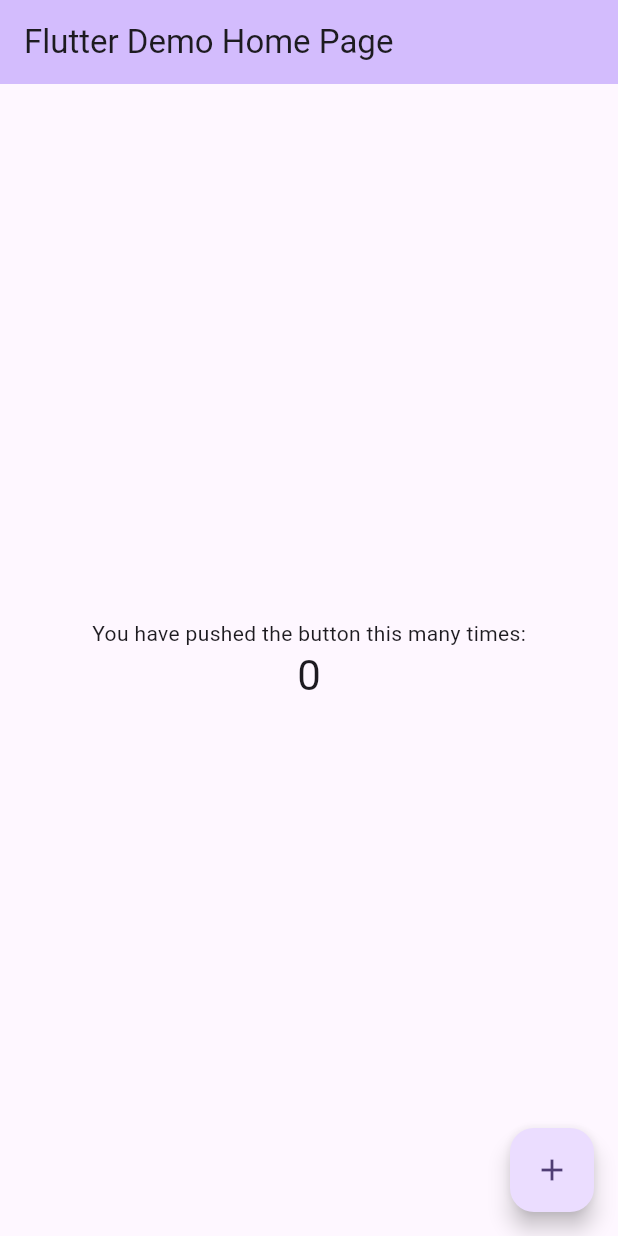
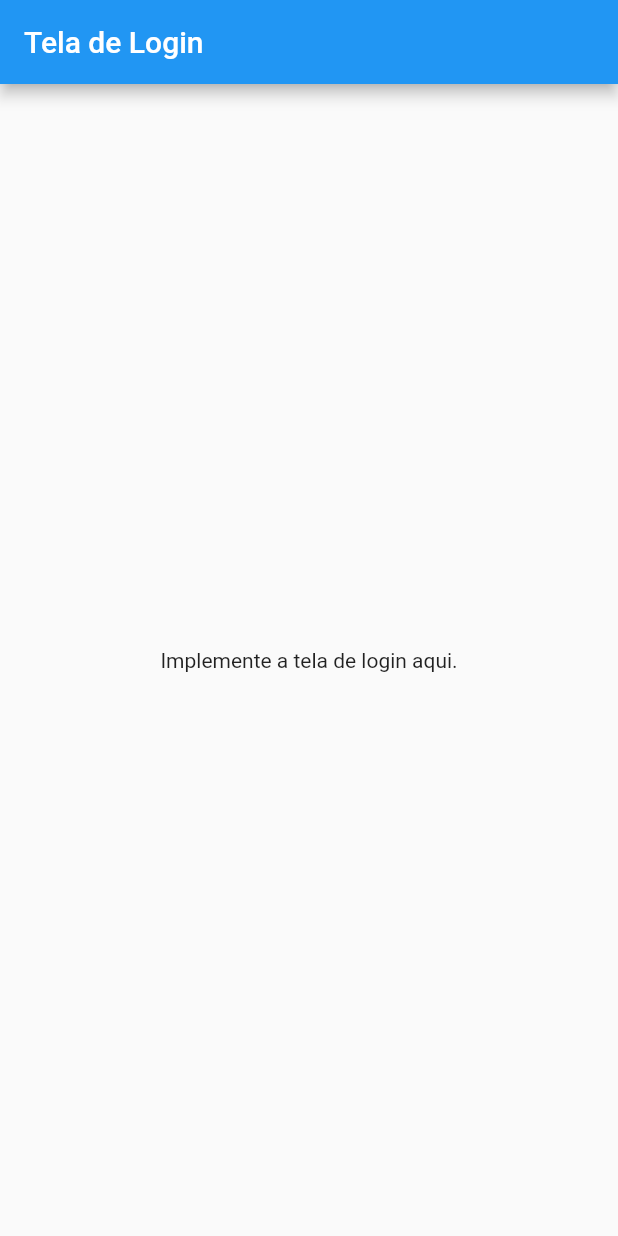
Before and after one commit to danilopinhodealmeida/planner, a Flutter app: the screen it shows after launch, on a phone screen of 412 x 824 dp. Run offline on Flutter 3.47's test engine with Material 2 defaults, Android fonts, the phone set to English and light mode, and no system bars; our stand-ins replace flutter_secure_storage.

Commit message:
sem compilar

```diff
--- /dev/null
+++ b/lib/login_screen.dart
@@ -0,0 +1,75 @@
+import 'package:flutter/material.dart';
+import 'package:flutter_secure_storage/flutter_secure_storage.dart';
+
+class LoginScreen extends StatefulWidget {
+  @override
+  _LoginScreenState createState() => _LoginScreenState();
+}
+
+class _LoginScreenState extends State<LoginScreen> {
+  final _storage = FlutterSecureStorage();
+  final _loginController = TextEditingController();
+  final _passwordController = TextEditingController();
+
+  void _login() async {
+    final login = _loginController.text;
+    final password = _passwordController.text;
+
+    // Você pode adicionar a lógica de autenticação aqui.
+    // Por enquanto, apenas exibiremos os valores digitados.
+    print('Login: $login');
+    print('Senha: $password');
+  }
+
+  @override
+  Widget build(BuildContext context) {
+    return Scaffold(
+      body: Stack(
+        children: [
+          // Imagem de fundo
+          Image.asset(
+            'assets/Authentication-bro.png',  // Substitua pelo caminho da sua imagem
+            fit: BoxFit.cover,
+            width: double.infinity,
+            height: double.infinity,
+          ),
+          Center(
+            child: Padding(
+              padding: const EdgeInsets.all(16.0),
+              child: Card(
+                elevation: 4.0,
+                child: Padding(
+                  padding: const EdgeInsets.all(16.0),
+                  child: Column(
+                    mainAxisSize: MainAxisSize.min,
+                    children: [
+                      TextField(
+                        controller: _loginController,
+                        decoration: InputDecoration(
+                          labelText: 'Login',
+                        ),
+                      ),
+                      SizedBox(height: 16.0),
+                      TextField(
+                        controller: _passwordController,
+                        obscureText: true,
+                        decoration: InputDecoration(
+                          labelText: 'Senha',
+                        ),
+                      ),
+                      SizedBox(height: 24.0),
+                      ElevatedButton(
+                        onPressed: _login,
+                        child: Text('Entrar'),
+                      ),
+                    ],
+                  ),
+                ),
+              ),
+            ),
+          ),
+        ],
+      ),
+    );
+  }
+}
--- a/lib/main.dart
+++ b/lib/main.dart
@@ -1,125 +1,36 @@
 import 'package:flutter/material.dart';
+//import 'login_screen.dart';
 
 void main() {
-  runApp(const MyApp());
+  runApp(MyApp());
 }
 
 class MyApp extends StatelessWidget {
-  const MyApp({super.key});
-
-  // This widget is the root of your application.
   @override
   Widget build(BuildContext context) {
     return MaterialApp(
-      title: 'Flutter Demo',
-      theme: ThemeData(
-        // This is the theme of your application.
-        //
-        // TRY THIS: Try running your application with "flutter run". You'll see
-        // the application has a blue toolbar. Then, without quitting the app,
-        // try changing the seedColor in the colorScheme below to Colors.green
-        // and then invoke "hot reload" (save your changes or press the "hot
-        // reload" button in a Flutter-supported IDE, or press "r" if you used
-        // the command line to start the app).
-        //
-        // Notice that the counter didn't reset back to zero; the application
-        // state is not lost during the reload. To reset the state, use hot
-        // restart instead.
-        //
-        // This works for code too, not just values: Most code changes can be
-        // tested with just a hot reload.
-        colorScheme: ColorScheme.fromSeed(seedColor: Colors.deepPurple),
-        useMaterial3: true,
-      ),
-      home: const MyHomePage(title: 'Flutter Demo Home Page'),
+      title: 'Meu App',
+      home: LoginScreen(), // Tela de login como tela inicial
     );
   }
 }
 
-class MyHomePage extends StatefulWidget {
-  const MyHomePage({super.key, required this.title});
-
-  // This widget is the home page of your application. It is stateful, meaning
-  // that it has a State object (defined below) that contains fields that affect
-  // how it looks.
-
-  // This class is the configuration for the state. It holds the values (in this
-  // case the title) provided by the parent (in this case the App widget) and
-  // used by the build method of the State. Fields in a Widget subclass are
-  // always marked "final".
-
-  final String title;
-
+class LoginScreen extends StatefulWidget {
   @override
-  State<MyHomePage> createState() => _MyHomePageState();
+  _LoginScreenState createState() => _LoginScreenState();
 }
 
-class _MyHomePageState extends State<MyHomePage> {
-  int _counter = 0;
-
-  void _incrementCounter() {
-    setState(() {
-      // This call to setState tells the Flutter framework that something has
-      // changed in this State, which causes it to rerun the build method below
-      // so that the display can reflect the updated values. If we changed
-      // _counter without calling setState(), then the build method would not be
-      // called again, and so nothing would appear to happen.
-      _counter++;
-    });
-  }
-
+class _LoginScreenState extends State<LoginScreen> {
+  // TODO: Adicione aqui a implementação da tela de login
   @override
   Widget build(BuildContext context) {
-    // This method is rerun every time setState is called, for instance as done
-    // by the _incrementCounter method above.
-    //
-    // The Flutter framework has been optimized to make rerunning build methods
-    // fast, so that you can just rebuild anything that needs updating rather
-    // than having to individually change instances of widgets.
     return Scaffold(
       appBar: AppBar(
-        // TRY THIS: Try changing the color here to a specific color (to
-        // Colors.amber, perhaps?) and trigger a hot reload to see the AppBar
-        // change color while the other colors stay the same.
-        backgroundColor: Theme.of(context).colorScheme.inversePrimary,
-        // Here we take the value from the MyHomePage object that was created by
-        // the App.build method, and use it to set our appbar title.
-        title: Text(widget.title),
+        title: Text('Tela de Login'),
       ),
       body: Center(
-        // Center is a layout widget. It takes a single child and positions it
-        // in the middle of the parent.
-        child: Column(
-          // Column is also a layout widget. It takes a list of children and
-          // arranges them vertically. By default, it sizes itself to fit its
-          // children horizontally, and tries to be as tall as its parent.
-          //
-          // Column has various properties to control how it sizes itself and
-          // how it positions its children. Here we use mainAxisAlignment to
-          // center the children vertically; the main axis here is the vertical
-          // axis because Columns are vertical (the cross axis would be
-          // horizontal).
-          //
-          // TRY THIS: Invoke "debug painting" (choose the "Toggle Debug Paint"
-          // action in the IDE, or press "p" in the console), to see the
-          // wireframe for each widget.
-          mainAxisAlignment: MainAxisAlignment.center,
-          children: <Widget>[
-            const Text(
-              'You have pushed the button this many times:',
-            ),
-            Text(
-              '$_counter',
-              style: Theme.of(context).textTheme.headlineMedium,
-            ),
-          ],
-        ),
+        child: Text('Implemente a tela de login aqui.'),
       ),
-      floatingActionButton: FloatingActionButton(
-        onPressed: _incrementCounter,
-        tooltip: 'Increment',
-        child: const Icon(Icons.add),
-      ), // This trailing comma makes auto-formatting nicer for build methods.
     );
   }
 }
--- a/pubspec.yaml
+++ b/pubspec.yaml
@@ -35,6 +35,7 @@ dependencies:
   # The following adds the Cupertino Icons font to your application.
   # Use with the CupertinoIcons class for iOS style icons.
   cupertino_icons: ^1.0.2
+  flutter_secure_storage: ^9.0.0
 
 dev_dependencies:
   flutter_test:
@@ -62,6 +63,7 @@ flutter:
   # assets:
   #   - images/a_dot_burr.jpeg
   #   - images/a_dot_ham.jpeg
+  -assets/Authentication-bro.png
 
   # An image asset can refer to one or more resolution-specific "variants", see
   # https://flutter.dev/assets-and-images/#resolution-aware
```
Also changed, not shown: assets/Authentication-bro.png (added), pubspec.lock, 6 other files.
